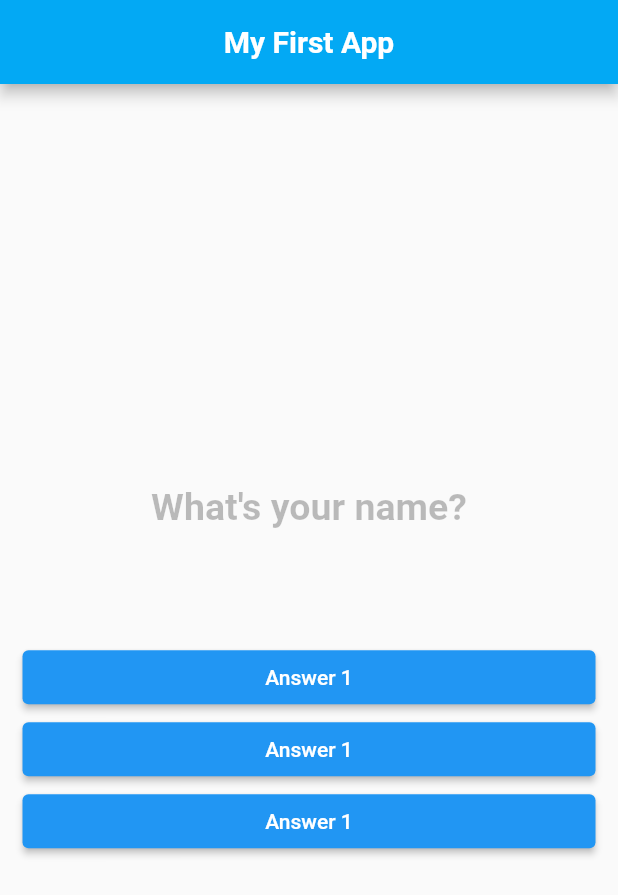
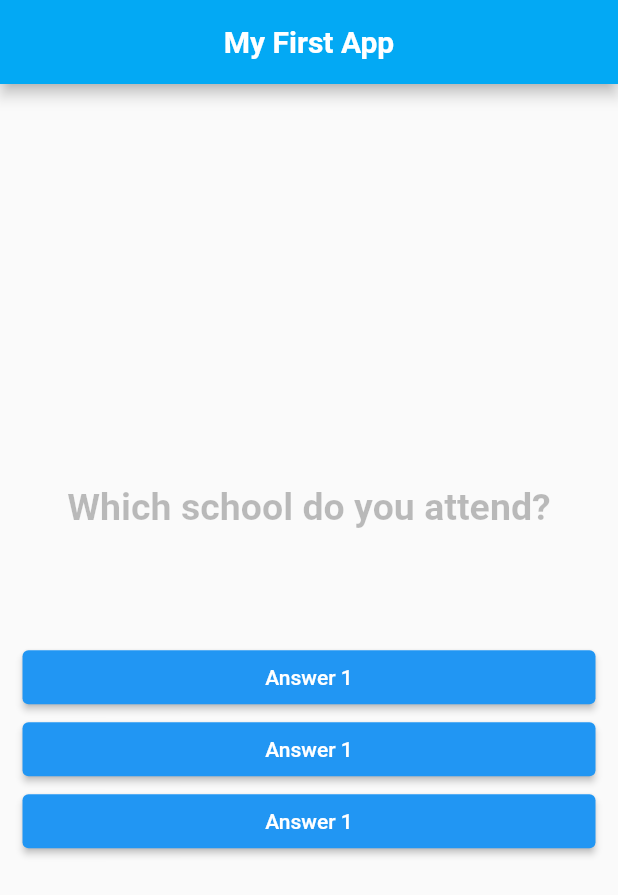
Before and after one commit to Uthman87/flutter_basics, a Flutter app: the screen it shows after launch, after a tap on "Answer 1", on a phone screen of 412 x 824 dp. Shown: the top 895 px of the screen. Run offline on Flutter 3.47's test engine with Material 2 defaults, Android fonts, the phone set to English and light mode, and no system bars; Roboto replaces fonts that are missing (Times New Roman).

Commit message:
refactoring the answer and question widgets

```diff
--- a/lib/answer.dart
+++ b/lib/answer.dart
@@ -3,9 +3,9 @@
 import 'package:flutter/material.dart';
 
 class Answer extends StatelessWidget {
-  // final Function selectHandler;
+  final VoidCallback selectHandler;
 
-  // Answer(this.selectHandler);
+  Answer(this.selectHandler);
 
   @override
   Widget build(BuildContext context) {
@@ -19,8 +19,8 @@ class Answer extends StatelessWidget {
         style: ElevatedButton.styleFrom(
           backgroundColor: Colors.blue,
         ),
-        onPressed: () {},
-        child: Text('Answer 1'),
+        onPressed: selectHandler,
+        child: const Text('Answer 1'),
       ),
     );
   }
--- a/lib/main.dart
+++ b/lib/main.dart
@@ -18,7 +18,7 @@ class MyApp extends StatefulWidget {
 class MyAppState extends State<MyApp> {
   var _questionIndex = 0;
 
-  void answerQuestion() {
+  void _answerQuestion() {
     setState(() {
       _questionIndex += 1;
     });
@@ -58,9 +58,9 @@ class MyAppState extends State<MyApp> {
               const SizedBox(
                 height: 60.0,
               ),
-              Answer(),
-              Answer(),
-              Answer(),
+              Answer(_answerQuestion),
+              Answer(_answerQuestion),
+              Answer(_answerQuestion),
             ],
           ),
         ),
```
